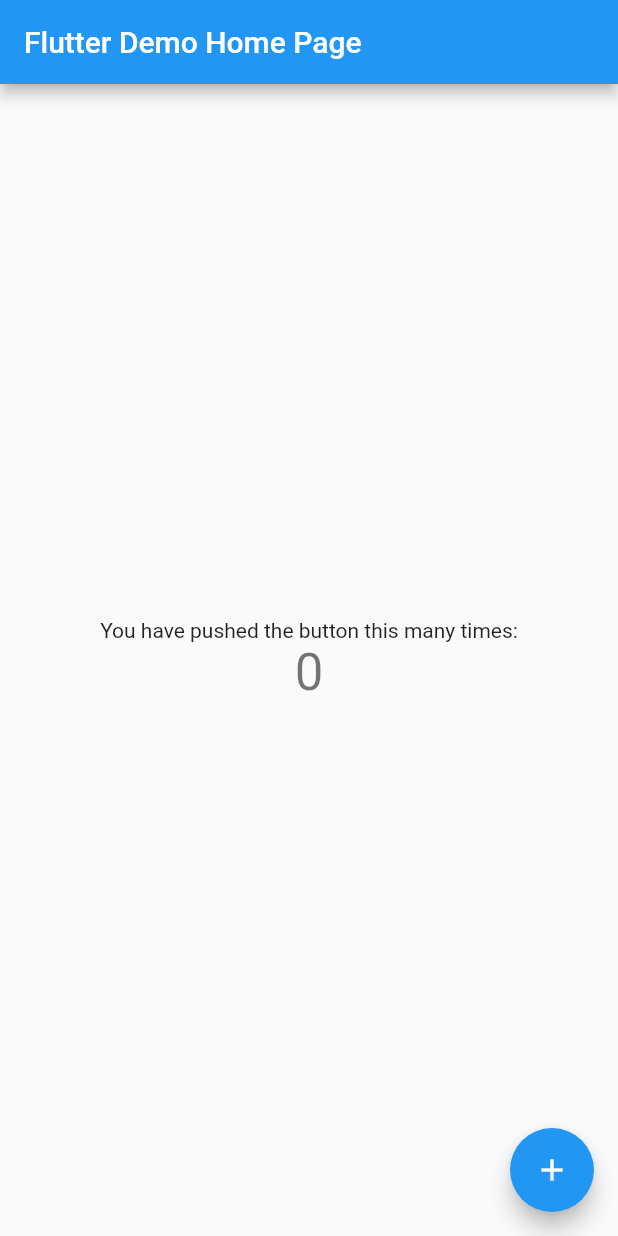
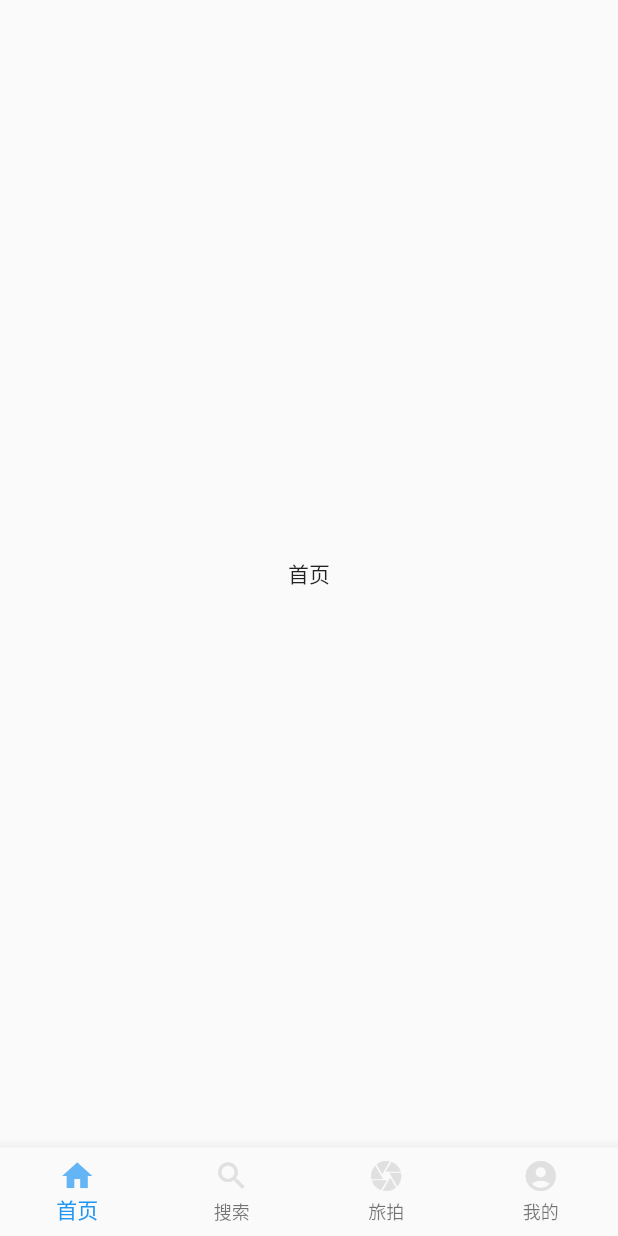
Before and after one commit to liuxwdz/flutter_ctrips, a Flutter app: the screen it shows after launch, on a phone screen of 412 x 824 dp. Run offline on Flutter 3.47's test engine with Material 2 defaults, Android fonts, the phone set to English and light mode, and no system bars.

Commit message:
首页Tab框架

```diff
--- a/flutter_ctrips/lib/main.dart
+++ b/flutter_ctrips/lib/main.dart
@@ -1,4 +1,5 @@
 import 'package:flutter/material.dart';
+import 'package:flutter_ctrips/navigator/tab_navigator.dart';
 
 void main() {
   runApp(MyApp());
@@ -26,92 +27,7 @@ class MyApp extends StatelessWidget {
         // closer together (more dense) than on mobile platforms.
         visualDensity: VisualDensity.adaptivePlatformDensity,
       ),
-      home: MyHomePage(title: 'Flutter Demo Home Page'),
+      home: TabNavigatorWidget(),
     );
   }
 }
-
-class MyHomePage extends StatefulWidget {
-  MyHomePage({Key key, this.title}) : super(key: key);
-
-  // This widget is the home page of your application. It is stateful, meaning
-  // that it has a State object (defined below) that contains fields that affect
-  // how it looks.
-
-  // This class is the configuration for the state. It holds the values (in this
-  // case the title) provided by the parent (in this case the App widget) and
-  // used by the build method of the State. Fields in a Widget subclass are
-  // always marked "final".
-
-  final String title;
-
-  @override
-  _MyHomePageState createState() => _MyHomePageState();
-}
-
-class _MyHomePageState extends State<MyHomePage> {
-  int _counter = 0;
-
-  void _incrementCounter() {
-    setState(() {
-      // This call to setState tells the Flutter framework that something has
-      // changed in this State, which causes it to rerun the build method below
-      // so that the display can reflect the updated values. If we changed
-      // _counter without calling setState(), then the build method would not be
-      // called again, and so nothing would appear to happen.
-      _counter++;
-    });
-  }
-
-  @override
-  Widget build(BuildContext context) {
-    // This method is rerun every time setState is called, for instance as done
-    // by the _incrementCounter method above.
-    //
-    // The Flutter framework has been optimized to make rerunning build methods
-    // fast, so that you can just rebuild anything that needs updating rather
-    // than having to individually change instances of widgets.
-    return Scaffold(
-      appBar: AppBar(
-        // Here we take the value from the MyHomePage object that was created by
-        // the App.build method, and use it to set our appbar title.
-        title: Text(widget.title),
-      ),
-      body: Center(
-        // Center is a layout widget. It takes a single child and positions it
-        // in the middle of the parent.
-        child: Column(
-          // Column is also a layout widget. It takes a list of children and
-          // arranges them vertically. By default, it sizes itself to fit its
-          // children horizontally, and tries to be as tall as its parent.
-          //
-          // Invoke "debug painting" (press "p" in the console, choose the
-          // "Toggle Debug Paint" action from the Flutter Inspector in Android
-          // Studio, or the "Toggle Debug Paint" command in Visual Studio Code)
-          // to see the wireframe for each widget.
-          //
-          // Column has various properties to control how it sizes itself and
-          // how it positions its children. Here we use mainAxisAlignment to
-          // center the children vertically; the main axis here is the vertical
-          // axis because Columns are vertical (the cross axis would be
-          // horizontal).
-          mainAxisAlignment: MainAxisAlignment.center,
-          children: <Widget>[
-            Text(
-              'You have pushed the button this many times:',
-            ),
-            Text(
-              '$_counter',
-              style: Theme.of(context).textTheme.headline4,
-            ),
-          ],
-        ),
-      ),
-      floatingActionButton: FloatingActionButton(
-        onPressed: _incrementCounter,
-        tooltip: 'Increment',
-        child: Icon(Icons.add),
-      ), // This trailing comma makes auto-formatting nicer for build methods.
-    );
-  }
-}
--- /dev/null
+++ b/flutter_ctrips/lib/navigator/tab_navigator.dart
@@ -0,0 +1,80 @@
+import 'package:flutter/material.dart';
+import 'package:flutter_ctrips/pages/home_page.dart';
+import 'package:flutter_ctrips/pages/lvpa_page.dart';
+import 'package:flutter_ctrips/pages/my_page.dart';
+import 'package:flutter_ctrips/pages/search_page.dart';
+
+class TabNavigatorWidget extends StatefulWidget {
+  @override
+  State<StatefulWidget> createState() => _TabNavigatorWidgetState();
+}
+
+class _TabNavigatorWidgetState extends State<TabNavigatorWidget> {
+  var _curIndex;
+
+  PageController controller;
+
+  final Color selColor = Colors.blue[300];
+  final Color unSelColor = Colors.grey[300];
+
+  @override
+  void initState() {
+    super.initState();
+    _curIndex = 0;
+    controller = PageController(initialPage: _curIndex);
+  }
+
+  @override
+  Widget build(BuildContext context) {
+    return _getWidget(context);
+  }
+
+  Widget _getWidget(BuildContext context) {
+    return Scaffold(
+      body: PageView(
+        controller: controller,
+        children: [HomePage(), SearchPage(), LvPaPage(), MyPage()],
+      ),
+      bottomNavigationBar: BottomNavigationBar(
+        currentIndex: _curIndex,
+        type: BottomNavigationBarType.fixed,
+        onTap: (index) {
+          controller.jumpToPage(index);
+          setState(() {
+            _curIndex = index;
+          });
+        },
+        items: [
+          BottomNavigationBarItem(
+              icon: Icon(Icons.home, color: unSelColor),
+              activeIcon: Icon(Icons.home, color: selColor),
+              title: Text(
+                "首页",
+                style: TextStyle(color: _curIndex == 0 ? selColor : unSelColor),
+              )),
+          BottomNavigationBarItem(
+              icon: Icon(Icons.search, color: unSelColor),
+              activeIcon: Icon(Icons.search, color: selColor),
+              title: Text(
+                "搜索",
+                style: TextStyle(color: _curIndex == 1 ? selColor : unSelColor),
+              )),
+          BottomNavigationBarItem(
+              icon: Icon(Icons.camera, color: unSelColor),
+              activeIcon: Icon(Icons.camera, color: selColor),
+              title: Text(
+                "旅拍",
+                style: TextStyle(color: _curIndex == 2 ? selColor : unSelColor),
+              )),
+          BottomNavigationBarItem(
+              icon: Icon(Icons.account_circle, color: unSelColor),
+              activeIcon: Icon(Icons.account_circle, color: selColor),
+              title: Text(
+                "我的",
+                style: TextStyle(color: _curIndex == 3 ? selColor : unSelColor),
+              ))
+        ],
+      ),
+    );
+  }
+}
--- /dev/null
+++ b/flutter_ctrips/lib/pages/home_page.dart
@@ -0,0 +1,10 @@
+import 'package:flutter/material.dart';
+
+class HomePage extends StatelessWidget {
+  @override
+  Widget build(BuildContext context) {
+    return Center(
+      child: Text("首页"),
+    );
+  }
+}
--- /dev/null
+++ b/flutter_ctrips/lib/pages/lvpa_page.dart
@@ -0,0 +1,10 @@
+import 'package:flutter/material.dart';
+
+class LvPaPage extends StatelessWidget {
+  @override
+  Widget build(BuildContext context) {
+    return Center(
+      child: Text("旅拍"),
+    );
+  }
+}
--- /dev/null
+++ b/flutter_ctrips/lib/pages/my_page.dart
@@ -0,0 +1,10 @@
+import 'package:flutter/material.dart';
+
+class MyPage extends StatelessWidget {
+  @override
+  Widget build(BuildContext context) {
+    return Center(
+      child: Text("我的"),
+    );
+  }
+}
--- /dev/null
+++ b/flutter_ctrips/lib/pages/search_page.dart
@@ -0,0 +1,10 @@
+import 'package:flutter/material.dart';
+
+class SearchPage extends StatelessWidget {
+  @override
+  Widget build(BuildContext context) {
+    return Center(
+      child: Text("搜索"),
+    );
+  }
+}
```
